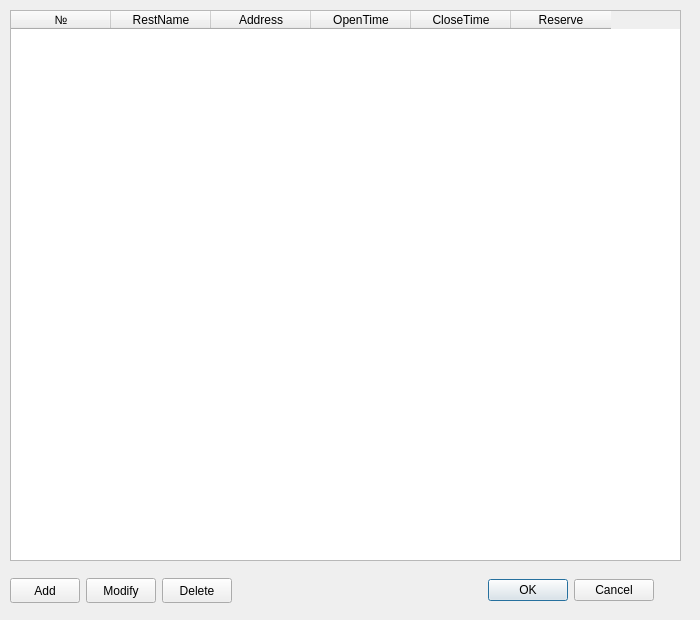
The window that restaurantsviewdialog.ui (pgulyaev88/elpos.manager) describes before a commit, drawn with Qt 5.
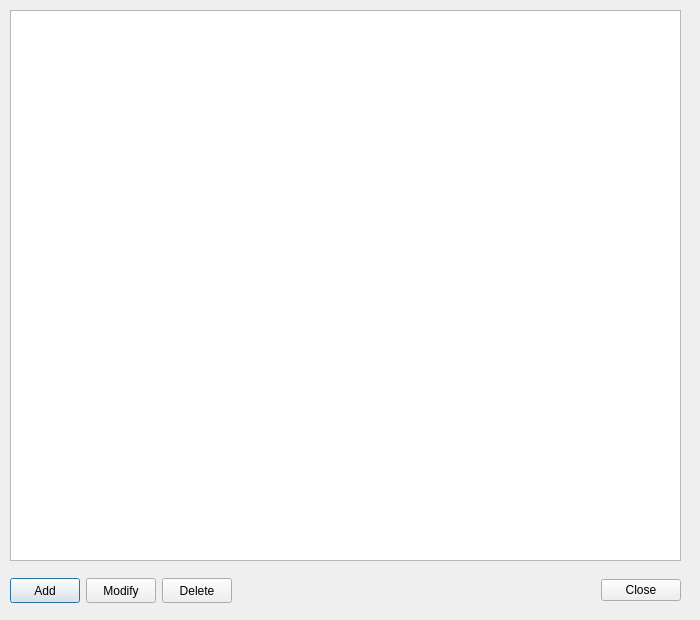
The same window after the commit.

```diff
--- a/restaurantsviewdialog.ui
+++ b/restaurantsviewdialog.ui
@@ -96,16 +96,16 @@
     <item>
      <widget class="QDialogButtonBox" name="restaurantsButtonBox">
       <property name="standardButtons">
-       <set>QDialogButtonBox::Cancel|QDialogButtonBox::Ok</set>
+       <set>QDialogButtonBox::Close</set>
       </property>
       <property name="centerButtons">
-       <bool>true</bool>
+       <bool>false</bool>
       </property>
      </widget>
     </item>
    </layout>
   </widget>
-  <widget class="QTableWidget" name="tableWidget">
+  <widget class="QTableView" name="restaurantsTableView">
    <property name="geometry">
     <rect>
      <x>10</x>
@@ -114,36 +114,6 @@
      <height>551</height>
     </rect>
    </property>
-   <column>
-    <property name="text">
-     <string>№</string>
-    </property>
-   </column>
-   <column>
-    <property name="text">
-     <string>RestName</string>
-    </property>
-   </column>
-   <column>
-    <property name="text">
-     <string>Address</string>
-    </property>
-   </column>
-   <column>
-    <property name="text">
-     <string>OpenTime</string>
-    </property>
-   </column>
-   <column>
-    <property name="text">
-     <string>CloseTime</string>
-    </property>
-   </column>
-   <column>
-    <property name="text">
-     <string>Reserve</string>
-    </property>
-   </column>
   </widget>
  </widget>
  <resources/>
```
Left out of the diff: 19 changed lines with no effect on the pictures.
